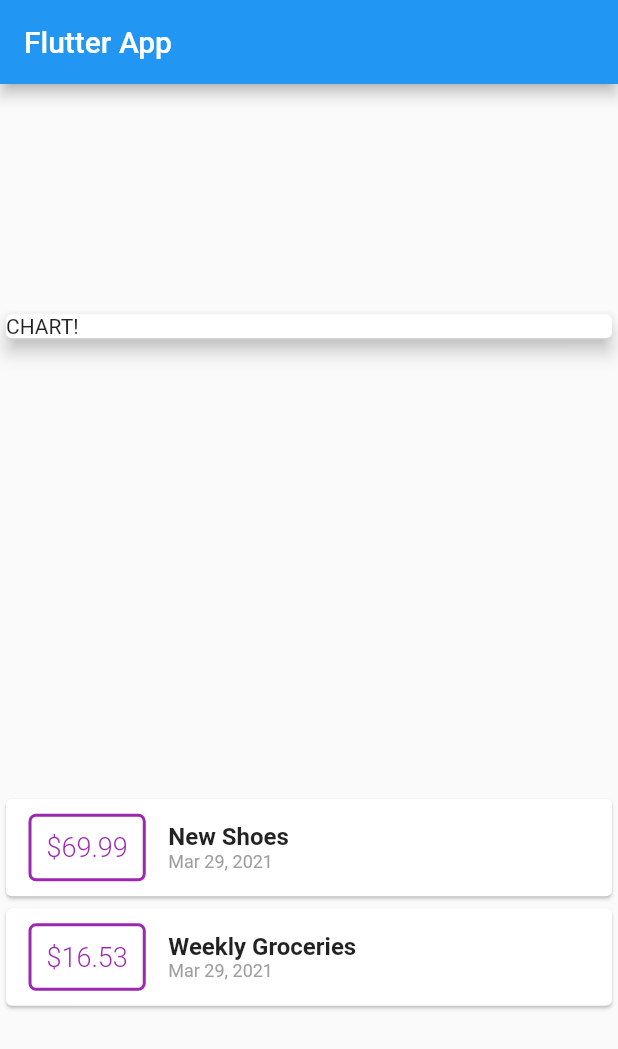
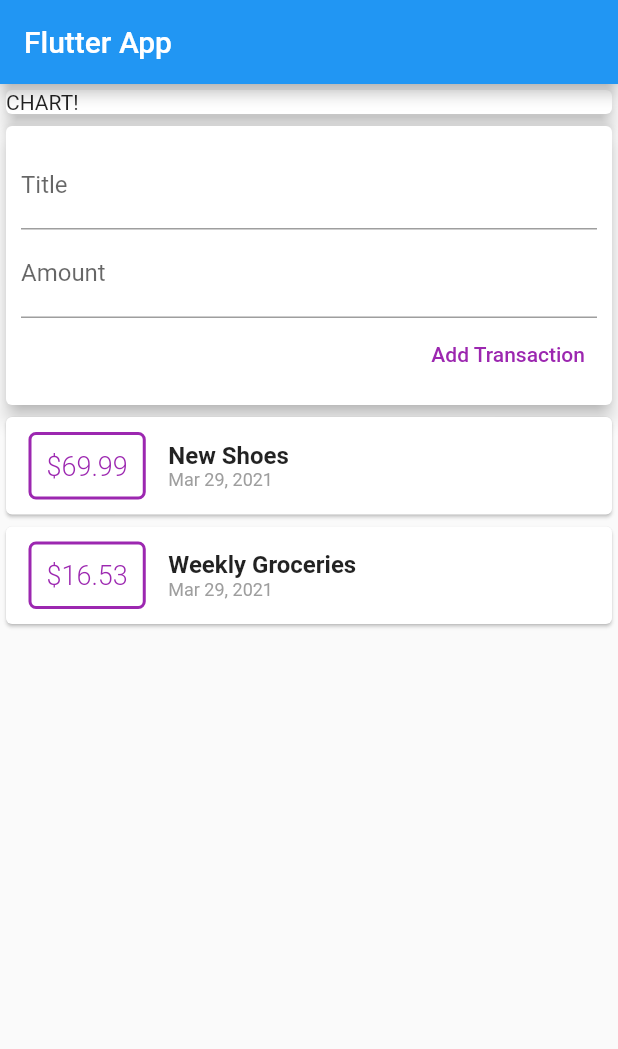
Before and after one commit to gauravbharat/flutter_expense_tracker, a Flutter app: the screen it shows after launch, on a phone screen of 412 x 824 dp. Shown: the top 1049 px of the screen. Run offline on Flutter 3.47's test engine with Material 2 defaults, Android fonts, the light colour scheme and no system bars.

Commit message:
added listview

```diff
--- a/lib/main.dart
+++ b/lib/main.dart
@@ -1,6 +1,5 @@
-import 'package:expense_tracker/transaction.dart';
+import 'package:expense_tracker/widgets/user_transactions.dart';
 import 'package:flutter/material.dart';
-import 'package:intl/intl.dart';
 
 void main() {
   runApp(MyApp());
@@ -17,91 +16,13 @@ class MyApp extends StatelessWidget {
 }
 
 class MyHomePage extends StatelessWidget {
-  final List<Transaction> transactions = [
-    Transaction(
-      id: 't1',
-      title: 'New Shoes',
-      amount: 69.99,
-      date: DateTime.now(),
-    ),
-    Transaction(
-      id: 't2',
-      title: 'Weekly Groceries',
-      amount: 16.53,
-      date: DateTime.now(),
-    ),
-  ];
-
   @override
   Widget build(BuildContext context) {
     return Scaffold(
       appBar: AppBar(
         title: Text('Flutter App'),
       ),
-      body: Column(
-        mainAxisAlignment: MainAxisAlignment.spaceAround,
-        crossAxisAlignment: CrossAxisAlignment.stretch,
-        children: [
-          Container(
-            width: double.infinity,
-            child: Card(
-              child: Text('CHART!'),
-              elevation: 5,
-            ),
-          ),
-          Column(
-            children: transactions.map((tx) {
-              return Card(
-                child: Row(
-                  children: [
-                    Container(
-                      margin: EdgeInsets.symmetric(
-                        vertical: 10.0,
-                        horizontal: 15.0,
-                      ),
-                      decoration: BoxDecoration(
-                        border: Border.all(
-                          color: Colors.purple,
-                          width: 2,
-                        ),
-                        borderRadius: BorderRadius.all(Radius.circular(5.0)),
-                      ),
-                      padding: EdgeInsets.all(10.0),
-                      child: Text(
-                        '\$${tx.amount.toString()}',
-                        style: TextStyle(
-                          fontWeight: FontWeight.w300,
-                          fontSize: 18.0,
-                          color: Colors.purple,
-                        ),
-                      ),
-                    ),
-                    Column(
-                      crossAxisAlignment: CrossAxisAlignment.start,
-                      children: [
-                        Text(
-                          tx.title,
-                          style: TextStyle(
-                            fontWeight: FontWeight.bold,
-                            fontSize: 16.0,
-                          ),
-                        ),
-                        Text(
-                          DateFormat.yMMMd().format(tx.date),
-                          style: TextStyle(
-                            fontSize: 12.0,
-                            color: Colors.grey,
-                          ),
-                        ),
-                      ],
-                    )
-                  ],
-                ),
-              );
-            }).toList(),
-          )
-        ],
-      ),
+      body: UserTransactions(),
     );
   }
 }
--- /dev/null
+++ b/lib/widgets/new_transaction.dart
@@ -0,0 +1,63 @@
+import 'package:flutter/material.dart';
+import 'package:flutter/services.dart';
+
+class NewTransaction extends StatelessWidget {
+  final titleController = TextEditingController();
+  final amountController = TextEditingController();
+  final Function newTxHandler;
+
+  NewTransaction({@required this.newTxHandler});
+
+  void submitData() {
+    final enteredTitle = titleController.text;
+    final enteredAmount = double.parse(amountController.text);
+
+    if (enteredTitle.isEmpty || enteredAmount <= 0) {
+      return;
+    }
+
+    newTxHandler(
+      enteredTitle,
+      enteredAmount,
+    );
+  }
+
+  @override
+  Widget build(BuildContext context) {
+    return Card(
+      elevation: 5.0,
+      child: Container(
+        padding: EdgeInsets.all(10.0),
+        child: Column(
+          crossAxisAlignment: CrossAxisAlignment.end,
+          children: [
+            TextField(
+              controller: titleController,
+              decoration: InputDecoration(
+                labelText: 'Title',
+              ),
+              // onSubmitted: (_) => submitData(),
+            ),
+            TextField(
+              keyboardType: TextInputType.numberWithOptions(decimal: true),
+              inputFormatters: [
+                FilteringTextInputFormatter.allow(RegExp(r'(^\d*\.?\d*)'))
+              ],
+              controller: amountController,
+              decoration: InputDecoration(
+                labelText: 'Amount',
+              ),
+              // onSubmitted: (_) => submitData(),
+            ),
+            TextButton(
+              onPressed: submitData,
+              child: Text('Add Transaction'),
+              style: ButtonStyle(
+                  foregroundColor: MaterialStateProperty.all(Colors.purple)),
+            )
+          ],
+        ),
+      ),
+    );
+  }
+}
--- /dev/null
+++ b/lib/widgets/transaction_list.dart
@@ -0,0 +1,66 @@
+import 'package:expense_tracker/models/transaction.dart';
+import 'package:flutter/material.dart';
+import 'package:intl/intl.dart';
+
+class TransactionList extends StatelessWidget {
+  final List<Transaction> userTransactions;
+  TransactionList({@required this.userTransactions});
+
+  @override
+  Widget build(BuildContext context) {
+    return Expanded(
+      child: ListView.builder(
+        itemBuilder: (ctx, index) {
+          return Card(
+            child: Row(
+              children: [
+                Container(
+                  margin: EdgeInsets.symmetric(
+                    vertical: 10.0,
+                    horizontal: 15.0,
+                  ),
+                  decoration: BoxDecoration(
+                    border: Border.all(
+                      color: Colors.purple,
+                      width: 2,
+                    ),
+                    borderRadius: BorderRadius.all(Radius.circular(5.0)),
+                  ),
+                  padding: EdgeInsets.all(10.0),
+                  child: Text(
+                    '\$${userTransactions[index].amount.toStringAsFixed(2)}',
+                    style: TextStyle(
+                      fontWeight: FontWeight.w300,
+                      fontSize: 18.0,
+                      color: Colors.purple,
+                    ),
+                  ),
+                ),
+                Column(
+                  crossAxisAlignment: CrossAxisAlignment.start,
+                  children: [
+                    Text(
+                      userTransactions[index].title,
+                      style: TextStyle(
+                        fontWeight: FontWeight.bold,
+                        fontSize: 16.0,
+                      ),
+                    ),
+                    Text(
+                      DateFormat.yMMMd().format(userTransactions[index].date),
+                      style: TextStyle(
+                        fontSize: 12.0,
+                        color: Colors.grey,
+                      ),
+                    ),
+                  ],
+                )
+              ],
+            ),
+          );
+        },
+        itemCount: userTransactions.length,
+      ),
+    );
+  }
+}
--- /dev/null
+++ b/lib/widgets/transactions_chart.dart
@@ -0,0 +1,14 @@
+import 'package:flutter/material.dart';
+
+class TransactionsChart extends StatelessWidget {
+  @override
+  Widget build(BuildContext context) {
+    return Container(
+      width: double.infinity,
+      child: Card(
+        child: Text('CHART!'),
+        elevation: 5,
+      ),
+    );
+  }
+}
--- /dev/null
+++ b/lib/widgets/user_transactions.dart
@@ -0,0 +1,62 @@
+import 'dart:collection';
+
+import 'package:expense_tracker/models/transaction.dart';
+import 'package:flutter/material.dart';
+import 'package:expense_tracker/widgets/new_transaction.dart';
+import 'package:expense_tracker/widgets/transaction_list.dart';
+import 'package:expense_tracker/widgets/transactions_chart.dart';
+
+class UserTransactions extends StatefulWidget {
+  @override
+  _UserTransactionsState createState() => _UserTransactionsState();
+}
+
+class _UserTransactionsState extends State<UserTransactions> {
+  final List<Transaction> _userTransactions = [
+    Transaction(
+      id: 't1',
+      title: 'New Shoes',
+      amount: 69.99,
+      date: DateTime.now(),
+    ),
+    Transaction(
+      id: 't2',
+      title: 'Weekly Groceries',
+      amount: 16.53,
+      date: DateTime.now(),
+    ),
+  ];
+
+  void _addNewTransaction(String txTitle, double txAmount) {
+    final newTx = Transaction(
+      id: DateTime.now().toString(),
+      title: txTitle,
+      amount: txAmount,
+      date: DateTime.now(),
+    );
+
+    setState(() {
+      _userTransactions.add(newTx);
+    });
+  }
+
+  UnmodifiableListView<Transaction> get userTransactions {
+    return UnmodifiableListView(_userTransactions);
+  }
+
+  @override
+  Widget build(BuildContext context) {
+    return Column(
+      crossAxisAlignment: CrossAxisAlignment.stretch,
+      children: [
+        TransactionsChart(),
+        NewTransaction(
+          newTxHandler: _addNewTransaction,
+        ),
+        TransactionList(
+          userTransactions: userTransactions,
+        ),
+      ],
+    );
+  }
+}
```
Also changed, not shown: lib/models/transaction.dart (renamed from lib/transaction.dart).
